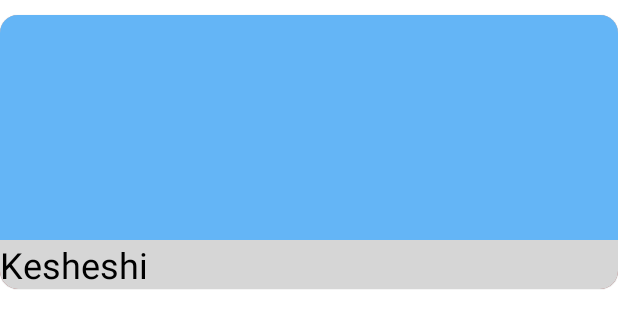
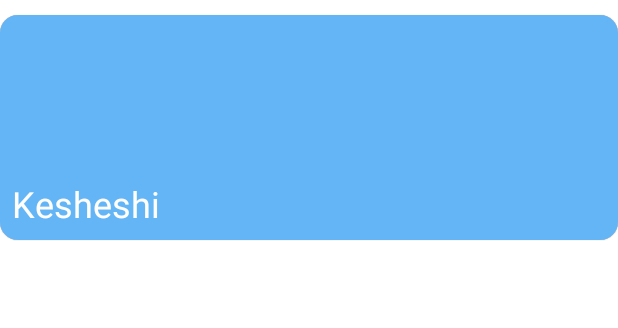
Before and after one commit to glassnekeep/FitnessMobileProject, an Android app: the layout item_program.xml on its own in the app's theme, with its tools: preview values and no code run, on a phone screen of 412 x 824 dp. Shown: the top 328 px of the screen. Run offline under Robolectric (Android 15) with nearby library versions, the phone set to English and light mode, and no system bars.

Commit message:
Some minor fixes

```diff
--- a/app/src/main/res/layout/fragment_profile.xml
+++ b/app/src/main/res/layout/fragment_profile.xml
@@ -33,7 +33,6 @@
         android:layout_width="match_parent"
         android:layout_height="wrap_content"
         style="@style/ClickableContainer"
-        android:background="?attr/selectableItemBackground"
         android:layout_marginTop="@dimen/small_margin"
         app:layout_constraintTop_toBottomOf="@id/account"
         app:layout_constraintStart_toStartOf="parent"
@@ -68,7 +67,6 @@
         android:layout_width="match_parent"
         android:layout_height="wrap_content"
         style="@style/ClickableContainer"
-        android:layout_marginTop="@dimen/small_margin"
         app:layout_constraintTop_toBottomOf="@id/name_layout"
         app:layout_constraintStart_toStartOf="parent"
         app:layout_constraintEnd_toEndOf="parent" >
@@ -102,7 +100,6 @@
         android:layout_width="match_parent"
         android:layout_height="wrap_content"
         style="@style/ClickableContainer"
-        android:layout_marginTop="@dimen/small_margin"
         app:layout_constraintTop_toBottomOf="@id/phone_layout"
         app:layout_constraintStart_toStartOf="parent"
         app:layout_constraintEnd_toEndOf="parent" >
--- a/app/src/main/res/layout/item_program.xml
+++ b/app/src/main/res/layout/item_program.xml
@@ -12,7 +12,7 @@
     android:background="?android:attr/selectableItemBackground"
     app:cardPreventCornerOverlap="true"
     app:cardBackgroundColor="#A82929" >
-    <RelativeLayout
+    <androidx.constraintlayout.widget.ConstraintLayout
         android:id="@+id/cons1"
         android:background="#D6D6D6"
         android:layout_width="match_parent"
@@ -22,6 +22,9 @@
             android:id="@+id/image_program"
             android:minHeight="150dp"
             android:minWidth="200dp"
+            app:layout_constraintTop_toTopOf="parent"
+            app:layout_constraintEnd_toEndOf="parent"
+            app:layout_constraintStart_toStartOf="parent"
             android:layout_height="wrap_content"
             android:layout_width="match_parent"
             android:background="@color/blue_300" />
@@ -30,11 +33,14 @@
             android:id="@+id/program_name"
             android:layout_width="wrap_content"
             android:layout_height="wrap_content"
+            app:layout_constraintBottom_toBottomOf="@id/image_program"
+            app:layout_constraintStart_toStartOf="@id/image_program"
             android:text="Kesheshi"
-            android:textColor="@color/black"
-            android:textSize="24sp"
+            android:layout_margin="@dimen/very_small_margin"
+            android:textColor="@color/white"
+            android:textSize="@dimen/medium_text"
             android:layout_below="@id/image_program"/>
 
-    </RelativeLayout>
+    </androidx.constraintlayout.widget.ConstraintLayout>
 
 </com.google.android.material.card.MaterialCardView>
--- a/app/src/main/res/layout/item_progress.xml
+++ b/app/src/main/res/layout/item_progress.xml
@@ -37,7 +37,7 @@
             app:layout_constraintEnd_toEndOf="parent"
             android:textSize="@dimen/small_text"
             android:textColor="@color/white"
-            android:text="Total score: 1000"
+            android:text="Total score: 0"
             android:fontFamily="@font/comfortaa"
             android:layout_marginTop="@dimen/small_margin" />
 
--- a/app/src/main/res/values/styles.xml
+++ b/app/src/main/res/values/styles.xml
@@ -77,12 +77,13 @@
 
     <style name="Separator">
         <item name="android:layout_width">wrap_content</item>
-        <item name="android:layout_height">0.6dp</item>
-        <item name="android:background">@color/gray_dark</item>
+        <item name="android:layout_height">1dp</item>
+        <item name="android:background">@color/gray_light</item>
     </style>
 
     <style name="ClickableContainer">
         <item name="android:focusable">true</item>
         <item name="android:clickable">true</item>
+        <item name="android:background">?attr/selectableItemBackground</item>
     </style>
 </resources>
```
Also changed, not shown: app/src/main/java/application/workout/fitnessmobileproject/views/fragments/AttendingProgramFragment.kt (+19 -19 lines), app/src/main/java/application/workout/fitnessmobileproject/views/fragments/ProfileFragment.kt (+4 -4 lines), app/src/main/res/layout/fragment_attending_program.xml (+6 -3 lines).
